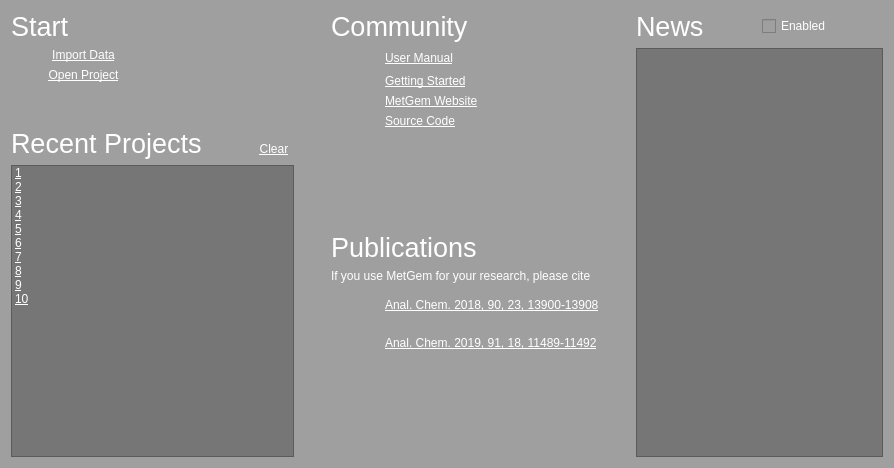
Before: the Qt Designer form lib/ui/widgets/welcome_widget.ui in metgem/metgem, drawn with Qt 5.
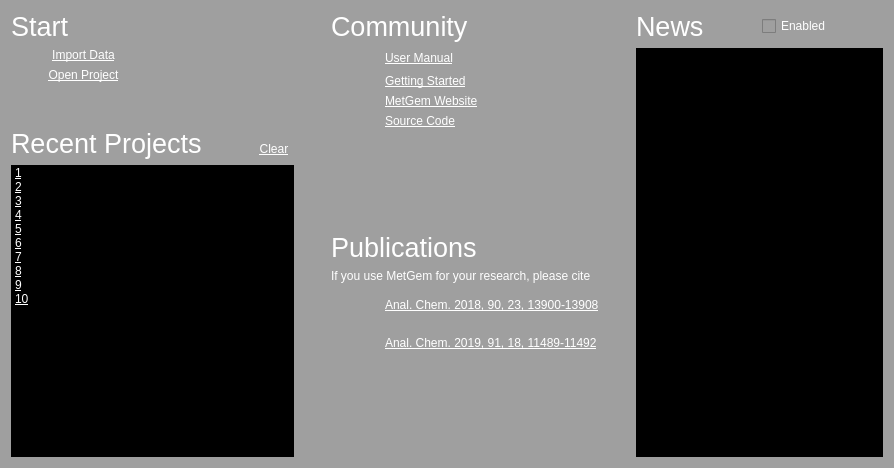
After: the same form once the commit is applied. Icons and pictures are not drawn.

Commit message: Enable news checkbox in Welcome screen should not update news if unchecked

The edit to the form file:
```diff
--- a/lib/ui/widgets/welcome_widget.ui
+++ b/lib/ui/widgets/welcome_widget.ui
@@ -45,8 +45,8 @@
 {
 	text-decoration: underline;
 	color: palette(base);
-	background-color: palette(shadow);
-	selection-background-color: palette(shadow);
+	background-color: palette(text);
+	selection-background-color: palette(text);
 }</string>
        </property>
        <property name="frameShadow">
@@ -307,6 +307,12 @@
        <property name="sizeType">
         <enum>QSizePolicy::Expanding</enum>
        </property>
+       <property name="sizeHint" stdset="0">
+        <size>
+         <width>0</width>
+         <height>0</height>
+        </size>
+       </property>
       </spacer>
      </item>
      <item row="1" column="0">
@@ -688,8 +694,8 @@
         <string notr="true">QListWidget
 {
 	color: palette(base);
-	background-color: palette(shadow);
-	selection-background-color: palette(shadow);
+	background-color: palette(text);
+	selection-background-color: palette(text);
 }</string>
        </property>
        <property name="frameShape">
```
The commit also changes 1 other file.
